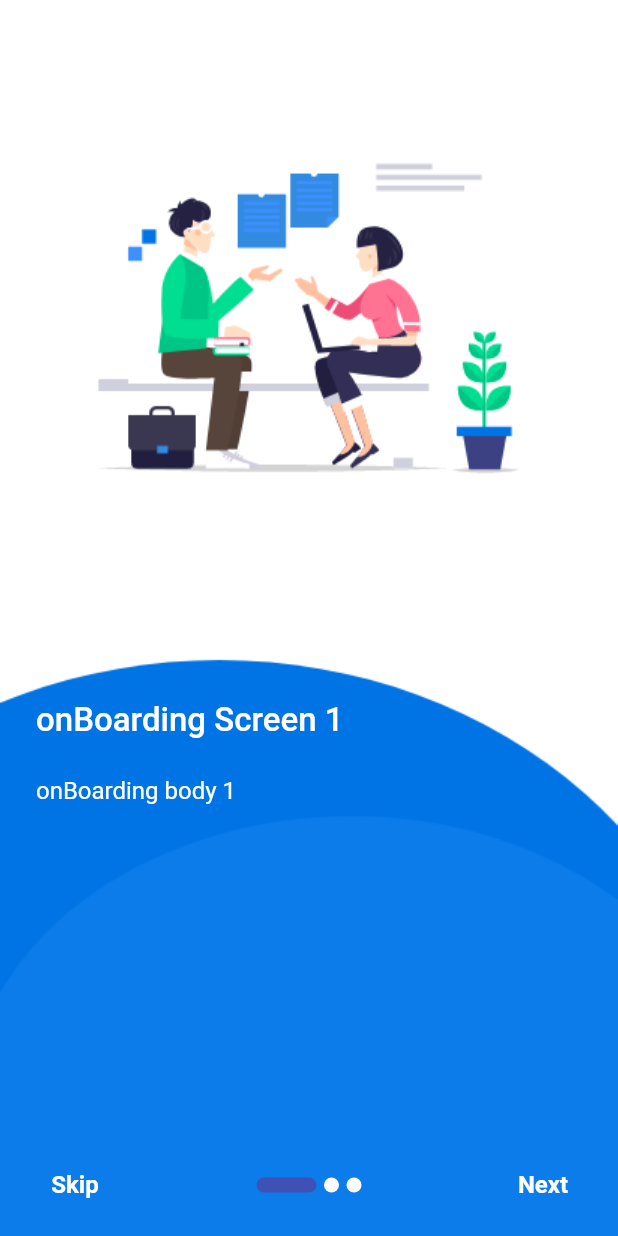
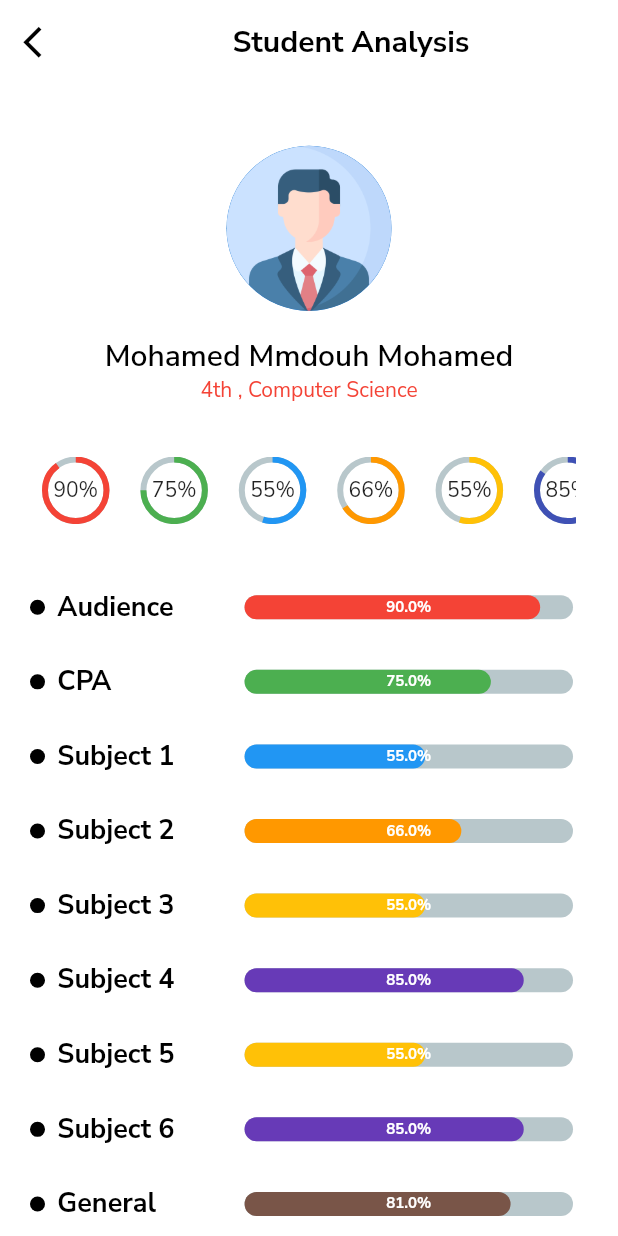
Before and after one commit to mohamed-mmdouh1506/GraduationProjectNew, a Flutter app: the screen it shows after launch, on a phone screen of 412 x 824 dp. Run offline on Flutter 3.47's test engine with Material 2 defaults, Android fonts, the phone set to English and light mode, and no system bars; drawn by our look-alikes of percent_indicator, smooth_page_indicator; our stand-ins replace bloc, flutter_bloc, google_fonts.

Commit message:
mmdouh push 2

```diff
--- a/lib/main.dart
+++ b/lib/main.dart
@@ -1,6 +1,8 @@
+import 'package:final_project/modules/analysisScreen/analysis_screen.dart';
 import 'package:final_project/modules/login/login_screen.dart';
 import 'package:final_project/modules/onboardingScreen/onboarding_screen.dart';
 import 'package:flutter/material.dart';
+import 'package:google_fonts/google_fonts.dart';
 
 void main() {
   runApp(const MyApp());
@@ -17,9 +19,15 @@ class MyApp extends StatelessWidget {
       theme: ThemeData(
         primaryColor: Colors.blue,
         scaffoldBackgroundColor: Colors.white,
-        appBarTheme: const AppBarTheme(),
+        appBarTheme: const AppBarTheme(
+          backgroundColor: Colors.white,
+          elevation: 0.0,
+        ),
+        textTheme: GoogleFonts.nunitoSansTextTheme(
+          Theme.of(context).textTheme,
+        ),
       ),
-      home: OnBoardingScreen(),
+      home: AnalysisScreen(),
     );
   }
 }
--- /dev/null
+++ b/lib/modules/analysisScreen/analysis_screen.dart
@@ -0,0 +1,580 @@
+import 'package:flutter/material.dart';
+import 'package:percent_indicator/circular_percent_indicator.dart';
+import 'package:percent_indicator/linear_percent_indicator.dart';
+
+class AnalysisScreen extends StatelessWidget {
+  AnalysisScreen({Key? key}) : super(key: key);
+
+  @override
+  Widget build(BuildContext context) {
+    var indicatorLength = MediaQuery.of(context).size.width*0.58;
+
+    return Scaffold(
+      appBar: AppBar(
+        leading: IconButton(
+          onPressed: (){
+            Navigator.pop(context);
+          },
+          icon: const Icon(
+            Icons.arrow_back_ios,
+            color: Colors.black,
+            size: 25.0,
+          ),
+        ),
+        title: const Align(
+          alignment: Alignment.center,
+          child: Text(
+            'Student Analysis',
+            style: TextStyle(
+              color: Colors.black,
+              fontSize: 20.0,
+              fontWeight: FontWeight.bold,
+            ),
+            textAlign: TextAlign.center,
+          ),
+        ),
+      ),
+      body: SingleChildScrollView(
+        child: Container(
+          width: double.infinity,
+          child: Column(
+            crossAxisAlignment: CrossAxisAlignment.center,
+            children: [
+              SizedBox(
+                height: MediaQuery.of(context).size.height*0.05,
+              ),
+              const CircleAvatar(
+                backgroundImage: AssetImage('assets/images/profile.png'),
+                radius: 55.0,
+              ),
+              SizedBox(
+                height: MediaQuery.of(context).size.height*0.02,
+              ),
+              const Text(
+                'Mohamed Mmdouh Mohamed',
+                style: TextStyle(
+                  fontSize: 20.0,
+                  fontWeight: FontWeight.w600,
+                  color: Colors.black,
+                ),
+              ),
+              const Text(
+                '4th , Computer Science',
+                style: TextStyle(
+                  color: Colors.red,
+                ),
+              ),
+              SizedBox(
+                height: MediaQuery.of(context).size.height*0.03,
+              ),
+              Padding(
+                padding: const EdgeInsets.symmetric(horizontal: 20.0),
+                child: Column(
+                  children: [
+                    Container(
+                      padding: const EdgeInsets.symmetric(horizontal: 8.0 , vertical: 10.0),
+                      child: SingleChildScrollView(
+                        scrollDirection: Axis.horizontal,
+                        child: Row(
+                          mainAxisAlignment: MainAxisAlignment.center,
+                          children:  [
+                            CircularPercentIndicator(
+                              radius: 45.0,
+                              lineWidth: 4.0,
+                              percent: 0.90,
+                              center: const Text("90%"),
+                              progressColor: Colors.red,
+                            ),
+                            SizedBox(
+                              width: MediaQuery.of(context).size.width*0.05,
+                            ),
+                            CircularPercentIndicator(
+                              radius: 45.0,
+                              lineWidth: 4.0,
+                              percent: 0.75,
+                              center: const Text("75%"),
+                              progressColor: Colors.green,
+                            ),
+                            SizedBox(
+                              width: MediaQuery.of(context).size.width*0.05,
+                            ),
+                            CircularPercentIndicator(
+                              radius: 45.0,
+                              lineWidth: 4.0,
+                              percent: 0.55,
+                              center: const Text("55%"),
+                              progressColor: Colors.blue,
+                            ),
+                            SizedBox(
+                              width: MediaQuery.of(context).size.width*0.05,
+                            ),
+                            CircularPercentIndicator(
+                              radius: 45.0,
+                              lineWidth: 4.0,
+                              percent: 0.66,
+                              center: const Text("66%"),
+                              progressColor: Colors.orange,
+                            ),
+                            SizedBox(
+                              width: MediaQuery.of(context).size.width*0.05,
+                            ),
+                            CircularPercentIndicator(
+                              radius: 45.0,
+                              lineWidth: 4.0,
+                              percent: 0.55,
+                              center: const Text("55%"),
+                              progressColor: Colors.amber,
+                            ),
+                            SizedBox(
+                              width: MediaQuery.of(context).size.width*0.05,
+                            ),
+                            CircularPercentIndicator(
+                              radius: 45.0,
+                              lineWidth: 4.0,
+                              percent: 0.85,
+                              center: const Text("85%"),
+                              progressColor: Colors.indigo,
+                            ),
+                            SizedBox(
+                              width: MediaQuery.of(context).size.width*0.05,
+                            ),
+                            CircularPercentIndicator(
+                              radius: 45.0,
+                              lineWidth: 4.0,
+                              percent: 0.55,
+                              center: const Text("55%"),
+                              progressColor: Colors.amber,
+                            ),
+                            SizedBox(
+                              width: MediaQuery.of(context).size.width*0.05,
+                            ),
+                            CircularPercentIndicator(
+                              radius: 45.0,
+                              lineWidth: 4.0,
+                              percent: 0.85,
+                              center: const Text("85%"),
+                              progressColor: Colors.indigo,
+                            ),
+                            SizedBox(
+                              width: MediaQuery.of(context).size.width*0.05,
+                            ),
+                            CircularPercentIndicator(
+                              radius: 45.0,
+                              lineWidth: 4.0,
+                              percent: 0.81,
+                              center: const Text("81%"),
+                              progressColor: Colors.brown,
+                            ),
+                          ],
+                        ),
+                      ),
+                    ),
+                    SizedBox(
+                      height: MediaQuery.of(context).size.height*0.04,
+                    ),
+                    Row(
+                      children: [
+                        const CircleAvatar(
+                          radius: 5.0,
+                          backgroundColor: Colors.black,
+                        ),
+                        SizedBox(
+                          width: MediaQuery.of(context).size.width*0.02,
+                        ),
+                        const Expanded(
+                          child: Text(
+                            'Audience',
+                            style: TextStyle(
+                              fontSize: 18.0,
+                              fontWeight: FontWeight.w700,
+                              color: Colors.black,
+                            ),
+                          ),
+                        ),
+                        SizedBox(
+                          width: MediaQuery.of(context).size.width*0.07,
+                        ),
+                        LinearPercentIndicator(
+                          width: indicatorLength,
+                          animation: true,
+                          lineHeight: 16.0,
+                          animationDuration: 2000,
+                          percent: 0.9,
+                          center: const Text(
+                            '90.0%',
+                            style: TextStyle(
+                              fontWeight: FontWeight.bold,
+                              fontSize: 10.0,
+                              color: Colors.white,
+                            ),
+                          ),
+                          linearStrokeCap: LinearStrokeCap.roundAll,
+                          progressColor: Colors.red,
+                        ),
+                      ],
+                    ),
+                    SizedBox(
+                      height: MediaQuery.of(context).size.height*0.03,
+                    ),
+                    Row(
+                      children: [
+                        const CircleAvatar(
+                          radius: 5.0,
+                          backgroundColor: Colors.black,
+                        ),
+                        SizedBox(
+                          width: MediaQuery.of(context).size.width*0.02,
+                        ),
+                        const Expanded(
+                          child: Text(
+                            'CPA',
+                            style: TextStyle(
+                              fontSize: 18.0,
+                              fontWeight: FontWeight.w700,
+                              color: Colors.black,
+                            ),
+                          ),
+                        ),
+                        SizedBox(
+                          width: MediaQuery.of(context).size.width*0.07,
+                        ),
+                        LinearPercentIndicator(
+                          width: indicatorLength,
+                          animation: true,
+                          lineHeight: 16.0,
+                          animationDuration: 2000,
+                          percent: 0.75,
+                          center: const Text(
+                            '75.0%',
+                            style: TextStyle(
+                              fontWeight: FontWeight.bold,
+                              fontSize: 10.0,
+                              color: Colors.white,
+                            ),
+                          ),
+                          linearStrokeCap: LinearStrokeCap.roundAll,
+                          progressColor: Colors.green,
+                        ),
+                      ],
+                    ),
+                    SizedBox(
+                      height: MediaQuery.of(context).size.height*0.03,
+                    ),
+                    Row(
+                      children: [
+                        const CircleAvatar(
+                          radius: 5.0,
+                          backgroundColor: Colors.black,
+                        ),
+                        SizedBox(
+                          width: MediaQuery.of(context).size.width*0.02,
+                        ),
+                        const Expanded(
+                          child: Text(
+                            'Subject 1',
+                            style: TextStyle(
+                              fontSize: 18.0,
+                              fontWeight: FontWeight.w700,
+                              color: Colors.black,
+                            ),
+                          ),
+                        ),
+                        SizedBox(
+                          width: MediaQuery.of(context).size.width*0.07,
+                        ),
+                        LinearPercentIndicator(
+                          width: indicatorLength,
+                          animation: true,
+                          lineHeight: 16.0,
+                          animationDuration: 2000,
+                          percent: 0.55,
+                          center: const Text(
+                            '55.0%',
+                            style: TextStyle(
+                              fontWeight: FontWeight.bold,
+                              fontSize: 10.0,
+                              color: Colors.white,
+                            ),
+                          ),
+                          linearStrokeCap: LinearStrokeCap.roundAll,
+                          progressColor: Colors.blue,
+                        ),
+                      ],
+                    ),
+                    SizedBox(
+                      height: MediaQuery.of(context).size.height*0.03,
+                    ),
+                    Row(
+                      children: [
+                        const CircleAvatar(
+                          radius: 5.0,
+                          backgroundColor: Colors.black,
+                        ),
+                        SizedBox(
+                          width: MediaQuery.of(context).size.width*0.02,
+                        ),
+                        const Expanded(
+                          child: Text(
+                            'Subject 2',
+                            style: TextStyle(
+                              fontSize: 18.0,
+                              fontWeight: FontWeight.w700,
+                              color: Colors.black,
+                            ),
+                          ),
+                        ),
+                        SizedBox(
+                          width: MediaQuery.of(context).size.width*0.07,
+                        ),
+                        LinearPercentIndicator(
+                          width: indicatorLength,
+                          animation: true,
+                          lineHeight: 16.0,
+                          animationDuration: 2000,
+                          percent: 0.66,
+                          center: const Text(
+                            '66.0%',
+                            style: TextStyle(
+                              fontWeight: FontWeight.bold,
+                              fontSize: 10.0,
+                              color: Colors.white,
+                            ),
+                          ),
+                          linearStrokeCap: LinearStrokeCap.roundAll,
+                          progressColor: Colors.orange,
+                        ),
+                      ],
+                    ),
+                    SizedBox(
+                      height: MediaQuery.of(context).size.height*0.03,
+                    ),
+                    Row(
+                      children: [
+                        const CircleAvatar(
+                          radius: 5.0,
+                          backgroundColor: Colors.black,
+                        ),
+                        SizedBox(
+                          width: MediaQuery.of(context).size.width*0.02,
+                        ),
+                        const Expanded(
+                          child: Text(
+                            'Subject 3',
+                            style: TextStyle(
+                              fontSize: 18.0,
+                              fontWeight: FontWeight.w700,
+                              color: Colors.black,
+                            ),
+                          ),
+                        ),
+                        SizedBox(
+                          width: MediaQuery.of(context).size.width*0.07,
+                        ),
+                        LinearPercentIndicator(
+                          width: indicatorLength,
+                          animation: true,
+                          lineHeight: 16.0,
+                          animationDuration: 2000,
+                          percent: 0.55,
+                          center: const Text(
+                            '55.0%',
+                            style: TextStyle(
+                              fontWeight: FontWeight.bold,
+                              fontSize: 10.0,
+                              color: Colors.white,
+                            ),
+                          ),
+                          linearStrokeCap: LinearStrokeCap.roundAll,
+                          progressColor: Colors.amber,
+                        ),
+                      ],
+                    ),
+                    SizedBox(
+                      height: MediaQuery.of(context).size.height*0.03,
+                    ),
+                    Row(
+                      children: [
+                        const CircleAvatar(
+                          radius: 5.0,
+                          backgroundColor: Colors.black,
+                        ),
+                        SizedBox(
+                          width: MediaQuery.of(context).size.width*0.02,
+                        ),
+                        const Expanded(
+                          child: Text(
+                            'Subject 4',
+                            style: TextStyle(
+                              fontSize: 18.0,
+                              fontWeight: FontWeight.w700,
+                              color: Colors.black,
+                            ),
+                          ),
+                        ),
+                        SizedBox(
+                          width: MediaQuery.of(context).size.width*0.07,
+                        ),
+                        LinearPercentIndicator(
+                          width: indicatorLength,
+                          animation: true,
+                          lineHeight: 16.0,
+                          animationDuration: 2000,
+                          percent: 0.85,
+                          center: const Text(
+                            '85.0%',
+                            style: TextStyle(
+                              fontWeight: FontWeight.bold,
+                              fontSize: 10.0,
+                              color: Colors.white,
+                            ),
+                          ),
+                          linearStrokeCap: LinearStrokeCap.roundAll,
+                          progressColor: Colors.deepPurple,
+                        ),
+                      ],
+                    ),
+                    SizedBox(
+                      height: MediaQuery.of(context).size.height*0.03,
+                    ),
+                    Row(
+                      children: [
+                        const CircleAvatar(
+                          radius: 5.0,
+                          backgroundColor: Colors.black,
+                        ),
+                        SizedBox(
+                          width: MediaQuery.of(context).size.width*0.02,
+                        ),
+                        const Expanded(
+                          child: Text(
+                            'Subject 5',
+                            style: TextStyle(
+                              fontSize: 18.0,
+                              fontWeight: FontWeight.w700,
+                              color: Colors.black,
+                            ),
+                          ),
+                        ),
+                        SizedBox(
+                          width: MediaQuery.of(context).size.width*0.07,
+                        ),
+                        LinearPercentIndicator(
+                          width: indicatorLength,
+                          animation: true,
+                          lineHeight: 16.0,
+                          animationDuration: 2000,
+                          percent: 0.55,
+                          center: const Text(
+                            '55.0%',
+                            style: TextStyle(
+                              fontWeight: FontWeight.bold,
+                              fontSize: 10.0,
+                              color: Colors.white,
+                            ),
+                          ),
+                          linearStrokeCap: LinearStrokeCap.roundAll,
+                          progressColor: Colors.amber,
+                        ),
+                      ],
+                    ),
+                    SizedBox(
+                      height: MediaQuery.of(context).size.height*0.03,
+                    ),
+                    Row(
+                      children: [
+                        const CircleAvatar(
+                          radius: 5.0,
+                          backgroundColor: Colors.black,
+                        ),
+                        SizedBox(
+                          width: MediaQuery.of(context).size.width*0.02,
+                        ),
+                        const Expanded(
+                          child: Text(
+                            'Subject 6',
+                            style: TextStyle(
+                              fontSize: 18.0,
+                              fontWeight: FontWeight.w700,
+                              color: Colors.black,
+                            ),
+                          ),
+                        ),
+                        SizedBox(
+                          width: MediaQuery.of(context).size.width*0.07,
+                        ),
+                        LinearPercentIndicator(
+                          width: indicatorLength,
+                          animation: true,
+                          lineHeight: 16.0,
+                          animationDuration: 2000,
+                          percent: 0.85,
+                          center: const Text(
+                            '85.0%',
+                            style: TextStyle(
+                              fontWeight: FontWeight.bold,
+                              fontSize: 10.0,
+                              color: Colors.white,
+                            ),
+                          ),
+                          linearStrokeCap: LinearStrokeCap.roundAll,
+                          progressColor: Colors.deepPurple,
+                        ),
+                      ],
+                    ),
+                    SizedBox(
+                      height: MediaQuery.of(context).size.height*0.03,
+                    ),
+                    Row(
+                      children: [
+                        const CircleAvatar(
+                          radius: 5.0,
+                          backgroundColor: Colors.black,
+                        ),
+                        SizedBox(
+                          width: MediaQuery.of(context).size.width*0.02,
+                        ),
+                        const Expanded(
+                          child: Text(
+                            'General',
+                            style: TextStyle(
+                              fontSize: 18.0,
+                              fontWeight: FontWeight.w700,
+                              color: Colors.black,
+                            ),
+                          ),
+                        ),
+                        SizedBox(
+                          width: MediaQuery.of(context).size.width*0.04,
+                        ),
+                        LinearPercentIndicator(
+                          width: indicatorLength,
+                          animation: true,
+                          lineHeight: 16.0,
+                          animationDuration: 2000,
+                          percent: 0.81,
+                          center: const Text(
+                            '81.0%',
+                            style: TextStyle(
+                              fontWeight: FontWeight.bold,
+                              fontSize: 10.0,
+                              color: Colors.white,
+                            ),
+                          ),
+                          linearStrokeCap: LinearStrokeCap.roundAll,
+                          progressColor: Colors.brown,
+                        ),
+                      ],
+                    ),
+                  ],
+                ),
+              ),
+              const SizedBox(
+                height: 20.0,
+              ),
+            ],
+          ),
+        ),
+      ),
+    ) ;
+  }
+}
--- a/pubspec.yaml
+++ b/pubspec.yaml
@@ -37,7 +37,9 @@ dependencies:
   bloc: ^8.0.1
   flutter_bloc: ^8.0.0
   fluttertoast: ^8.0.8
+  google_fonts: ^2.1.0
   smooth_page_indicator: ^1.0.0+2
+  percent_indicator: ^3.4.0
 
 dev_dependencies:
   flutter_test:
```
Also changed, not shown: assets/images/profile.png (added), pubspec.lock.
